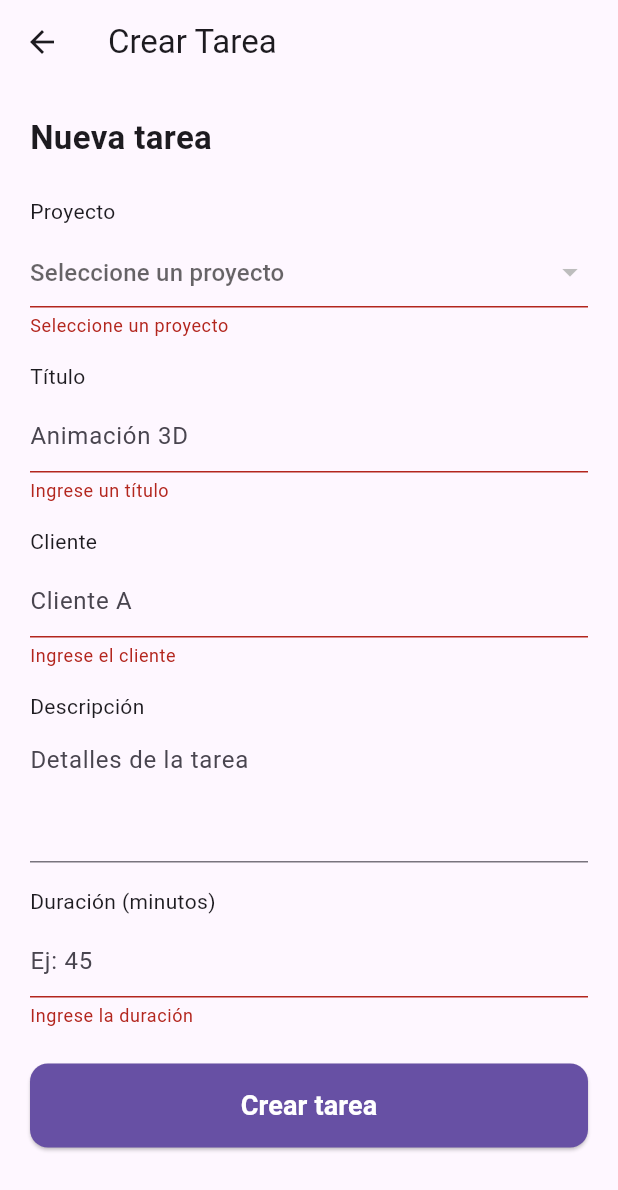
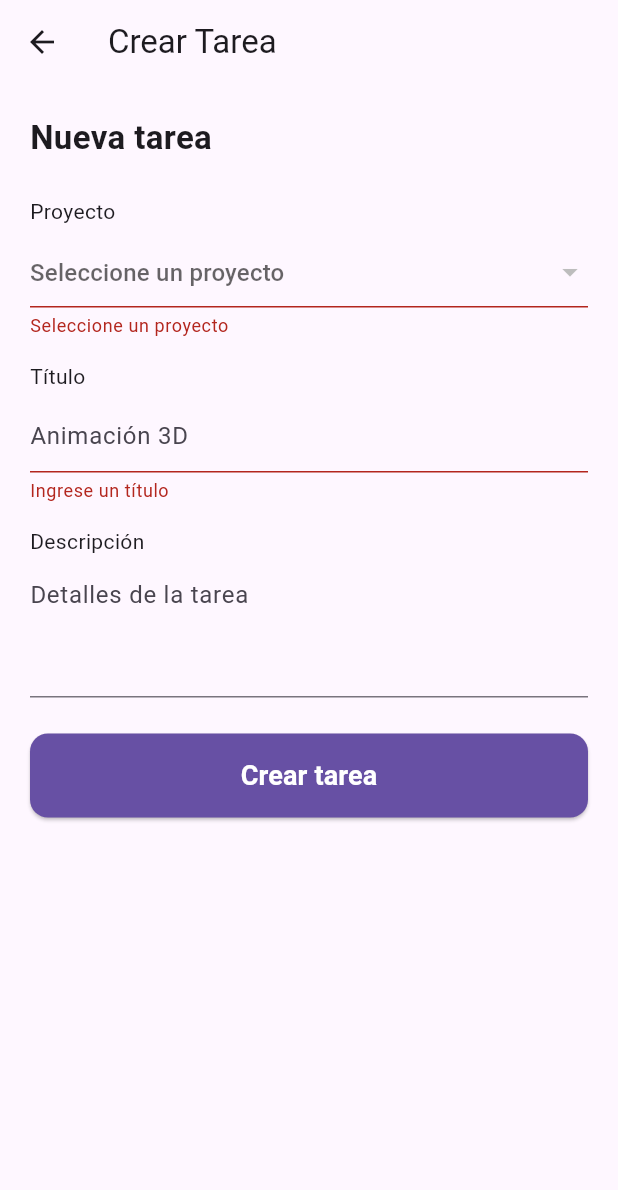
Before and after one commit to joaquinhega/freelo, a Flutter app: the NewTaskScreen screen opened by its route, after a tap on "Crear tarea", on a phone screen of 412 x 824 dp. Shown: the top 1190 px of the screen. Run offline on Flutter 3.47's test engine with Material 3 defaults, Android fonts, the phone set to English and light mode, and no system bars; our stand-ins replace cloud_firestore, firebase_auth, firebase_core, fl_chart, google_fonts, google_sign_in; accounts and stored records are empty.

Commit message:
actualizacion new_tarea.dart

```diff
--- a/lib/services/firestore_service.dart
+++ b/lib/services/firestore_service.dart
@@ -8,10 +8,8 @@ class FirestoreService {
   // Guardar una nueva tarea con proyecto, duración y fecha
   Future<void> addTask({
     required String title,
-    required String client,
     required String description,
     required String project,
-    required int duracion,
     required DateTime fecha,
   }) async {
     final user = _auth.currentUser;
@@ -22,10 +20,8 @@ class FirestoreService {
         .collection('userTasks')
         .add({
           'title': title,
-          'client': client,
           'description': description,
           'project': project,
-          'duracion': duracion,
           'fecha': fecha,
           'timestamp': FieldValue.serverTimestamp(),
           'isCompleted': false,
--- a/lib/views/new_tarea.dart
+++ b/lib/views/new_tarea.dart
@@ -11,9 +11,7 @@ class NewTaskScreen extends StatefulWidget {
 class _NewTaskScreenState extends State<NewTaskScreen> {
   final _formKey = GlobalKey<FormState>();
   final TextEditingController _titleController = TextEditingController();
-  final TextEditingController _clientController = TextEditingController();
   final TextEditingController _descriptionController = TextEditingController();
-  final TextEditingController _durationController = TextEditingController();
 
   final FirestoreService _firestoreService = FirestoreService();
 
@@ -37,9 +35,7 @@ class _NewTaskScreenState extends State<NewTaskScreen> {
   @override
   void dispose() {
     _titleController.dispose();
-    _clientController.dispose();
     _descriptionController.dispose();
-    _durationController.dispose();
     super.dispose();
   }
 
@@ -50,10 +46,8 @@ class _NewTaskScreenState extends State<NewTaskScreen> {
     try {
       await _firestoreService.addTask(
         title: _titleController.text.trim(),
-        client: _clientController.text.trim(),
         description: _descriptionController.text.trim(),
         project: _selectedProject!,
-        duracion: int.tryParse(_durationController.text.trim()) ?? 0,
         fecha: DateTime.now(),
       );
 
@@ -133,17 +127,6 @@ class _NewTaskScreenState extends State<NewTaskScreen> {
                       value == null || value.isEmpty ? 'Ingrese un título' : null,
                 ),
                 const SizedBox(height: 16),
-                const Text('Cliente'),
-                const SizedBox(height: 6),
-                TextFormField(
-                  controller: _clientController,
-                  decoration: const InputDecoration(
-                    hintText: 'Cliente A',
-                  ),
-                  validator: (value) =>
-                      value == null || value.isEmpty ? 'Ingrese el cliente' : null,
-                ),
-                const SizedBox(height: 16),
                 const Text('Descripción'),
                 const SizedBox(height: 6),
                 TextFormField(
@@ -152,18 +135,6 @@ class _NewTaskScreenState extends State<NewTaskScreen> {
                     hintText: 'Detalles de la tarea',
                   ),
                   maxLines: 3,
-                ),
-                const SizedBox(height: 16),
-                const Text('Duración (minutos)'),
-                const SizedBox(height: 6),
-                TextFormField(
-                  controller: _durationController,
-                  keyboardType: TextInputType.number,
-                  decoration: const InputDecoration(
-                    hintText: 'Ej: 45',
-                  ),
-                  validator: (value) =>
-                      value == null || value.isEmpty ? 'Ingrese la duración' : null,
                 ),
                 const SizedBox(height: 24),
                 SizedBox(
```
